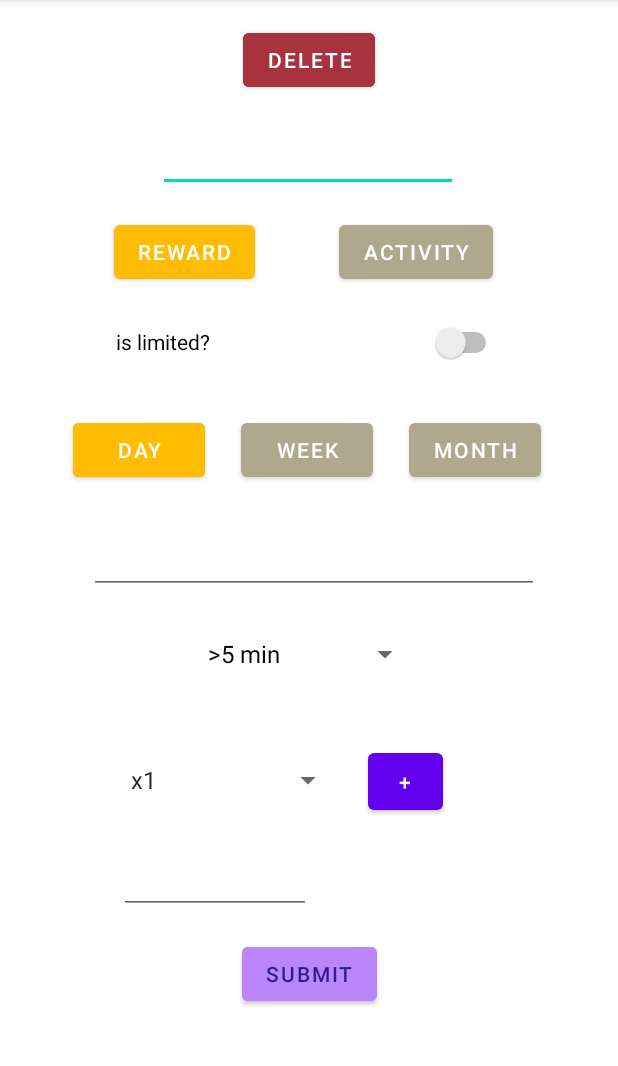
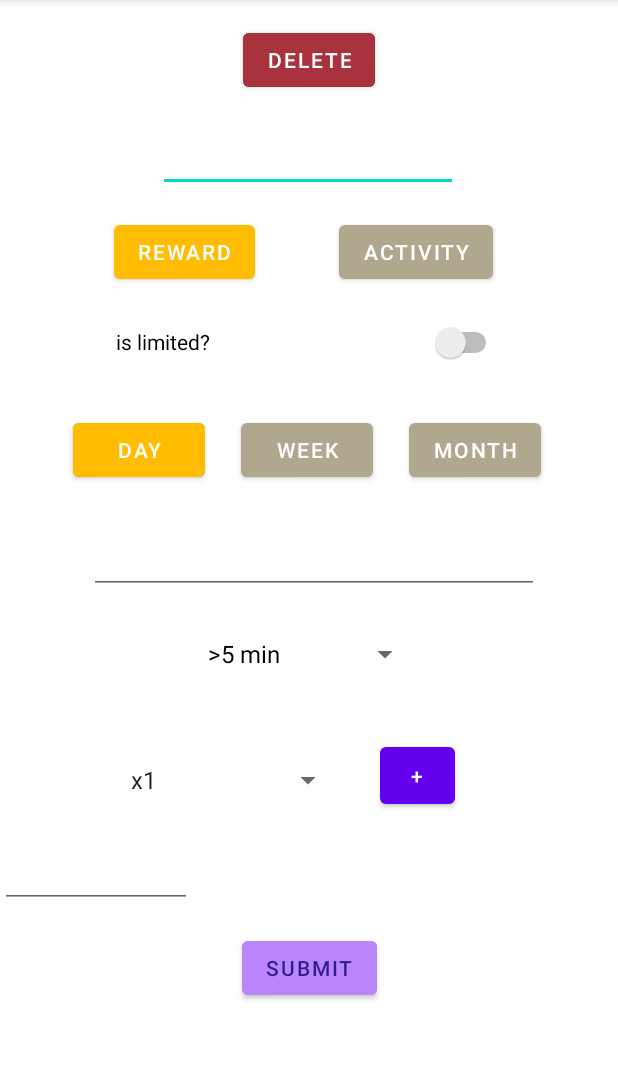
Before and after one commit to Garnicanicolas32/Earn-it-app, an Android app: the CreateReward screen opened directly, with no data from a screen before it, on a phone screen of 412 x 824 dp, the part 84-1150 px from its top. Run offline under Robolectric (Android 15) with nearby library versions, the phone set to English and light mode, and no system bars; 3 statements that could not run were skipped.

Commit message:
starting to add tags

```diff
--- a/RewardsKotlin/app/src/main/res/layout/activity_create_reward.xml
+++ b/RewardsKotlin/app/src/main/res/layout/activity_create_reward.xml
@@ -126,7 +126,7 @@
     </Spinner>
 
     <Spinner
-        android:id="@+id/getTag"
+        android:id="@+id/spinnerGetTag"
         android:layout_width="150dp"
         android:layout_height="48dp"
         android:layout_marginTop="36dp"
@@ -142,10 +142,10 @@
         android:id="@+id/btnAddTag"
         android:layout_width="50dp"
         android:layout_height="50dp"
-        android:layout_marginStart="16dp"
-        android:layout_marginTop="36dp"
+        android:layout_marginStart="24dp"
+        android:layout_marginTop="32dp"
         android:text="@string/addPLUS"
-        app:layout_constraintStart_toEndOf="@+id/getTag"
+        app:layout_constraintStart_toEndOf="@+id/spinnerGetTag"
         app:layout_constraintTop_toBottomOf="@+id/getPrioridad" />
 
     <Button
@@ -161,20 +161,20 @@
         app:layout_constraintStart_toEndOf="@+id/txtNombreTag"
         app:layout_constraintTop_toBottomOf="@+id/btnAddTag" />
 
+    <!--android:visibility="gone" -->
+
     <EditText
         android:id="@+id/txtNombreTag"
         android:layout_width="128dp"
         android:layout_height="45dp"
-        android:layout_marginTop="20dp"
+        android:layout_marginTop="16dp"
         android:importantForAutofill="no"
         android:inputType="text"
         android:maxLength="10"
-        app:layout_constraintEnd_toEndOf="parent"
-        app:layout_constraintHorizontal_bias="0.279"
-        app:layout_constraintStart_toStartOf="parent"
-        app:layout_constraintTop_toBottomOf="@+id/getTag"
+        app:layout_constraintTop_toBottomOf="@+id/spinnerGetTag"
+        tools:layout_editor_absoluteX="79dp"
         tools:text="default" />
-    <!--android:visibility="gone" -->
+
     <Button
         android:id="@+id/btnSubmit"
         android:layout_width="wrap_content"
```
Also changed, not shown: RewardsKotlin/app/src/main/java/com/example/rewardskotlin/MainActivity.kt (+18 -25 lines), RewardsKotlin/app/src/main/java/com/example/rewardskotlin/createReward.kt (+22 -16 lines).
